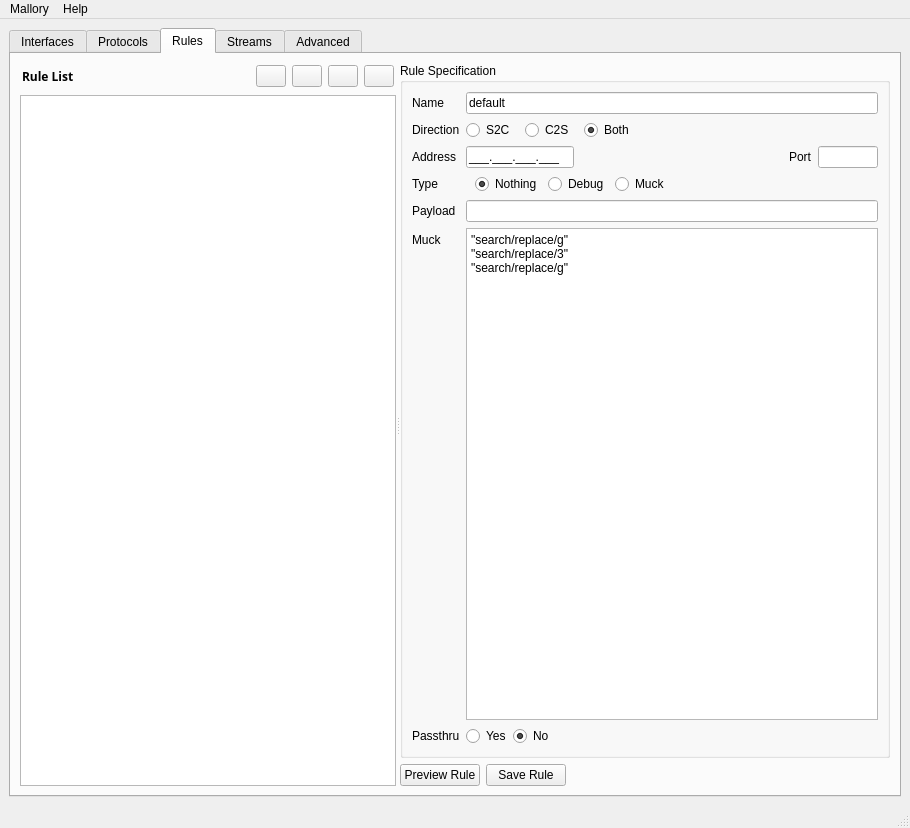
The window that src/gui/Mallory.ui (sskaje/mallory) describes before a commit, drawn with Qt 5.
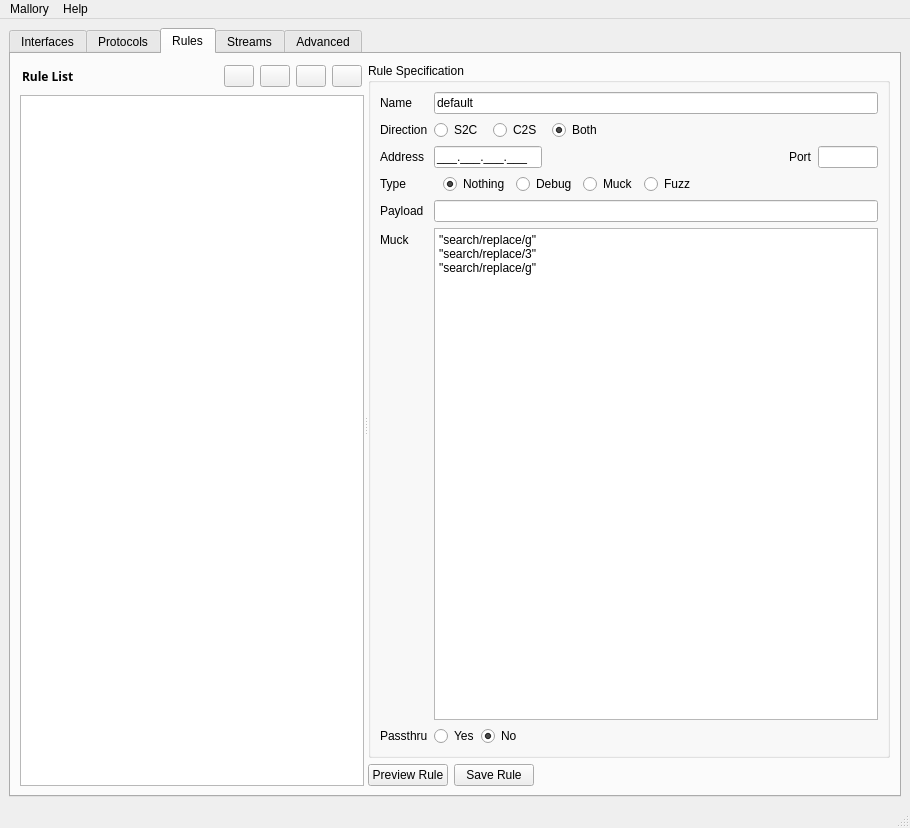
The same window after the commit. The open tabs and pages were chosen to show the change. Icons and pictures are not drawn.

Commit message: Updates here and there. Cleaned up import ruleconfig to eliminate old style rule creation. Added fuzz rule to the GUI. Cleaned up various GUI code to support fuzz rule.

```diff
--- a/src/gui/Mallory.ui
+++ b/src/gui/Mallory.ui
@@ -679,6 +679,13 @@
                     </property>
                    </widget>
                   </item>
+                  <item>
+                   <widget class="QRadioButton" name="radio_type_fuzz">
+                    <property name="text">
+                     <string>Fuzz</string>
+                    </property>
+                   </widget>
+                  </item>
                   <item>
                    <spacer name="horizontalSpacer_4">
                     <property name="orientation">
```
Left out of the diff: 2 changed lines with no effect on the pictures. The commit also changes 16 other files.
